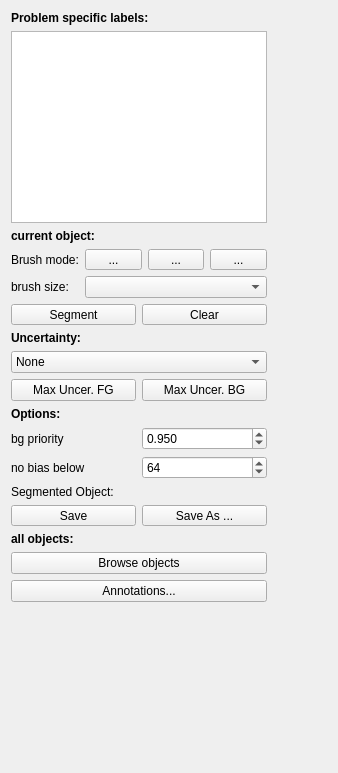
This is ilastik/applets/splitBodyCarving/splitBodyCarvingDrawer.ui in ilastik/ilastik as Qt 5 draws it before an edit. The edited form follows.
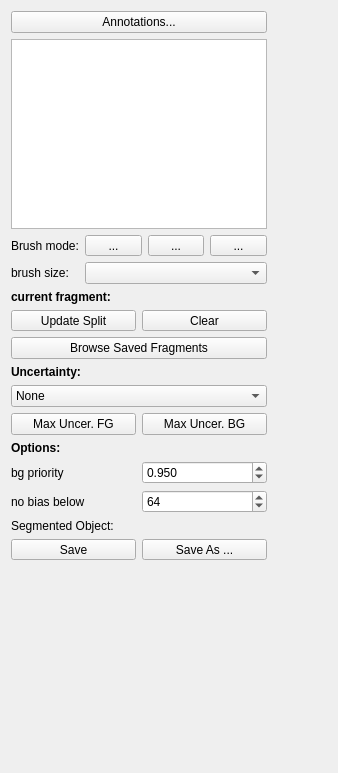
This is the edited form. Icons and pictures are not drawn. Custom widgets are drawn as their Qt base class.

Commit message: SplitBodyCarving: Re-arranged the drawer ui, and hid carving controls that are not relevant to this workflow.

What changed in the file:
```diff
--- a/ilastik/applets/splitBodyCarving/splitBodyCarvingDrawer.ui
+++ b/ilastik/applets/splitBodyCarving/splitBodyCarvingDrawer.ui
@@ -37,41 +37,22 @@
      <item>
       <layout class="QVBoxLayout" name="verticalLayout">
        <item>
-        <widget class="QLabel" name="label">
-         <property name="sizePolicy">
-          <sizepolicy hsizetype="Preferred" vsizetype="Fixed">
-           <horstretch>0</horstretch>
-           <verstretch>0</verstretch>
-          </sizepolicy>
-         </property>
+        <widget class="QPushButton" name="annotationWindowButton">
          <property name="text">
-          <string>&lt;b&gt;Problem specific labels:&lt;/b&gt;</string>
+          <string>Annotations...</string>
          </property>
         </widget>
        </item>
        <item>
         <widget class="LabelListView" name="labelListView">
          <property name="sizePolicy">
-          <sizepolicy hsizetype="Minimum" vsizetype="Minimum">
+          <sizepolicy hsizetype="Preferred" vsizetype="Preferred">
            <horstretch>0</horstretch>
            <verstretch>0</verstretch>
           </sizepolicy>
          </property>
         </widget>
        </item>
-       <item>
-        <widget class="QLabel" name="currentObjectLabel">
-         <property name="font">
-          <font>
-           <weight>75</weight>
-           <bold>true</bold>
-          </font>
-         </property>
-         <property name="text">
-          <string>current object:</string>
-         </property>
-        </widget>
-       </item>
        <item>
         <layout class="QGridLayout" name="gridLayout">
          <item row="0" column="3">
@@ -135,6 +116,19 @@
          </item>
         </layout>
        </item>
+       <item>
+        <widget class="QLabel" name="currentObjectLabel">
+         <property name="font">
+          <font>
+           <weight>75</weight>
+           <bold>true</bold>
+          </font>
+         </property>
+         <property name="text">
+          <string>current fragment:</string>
+         </property>
+        </widget>
+       </item>
        <item>
         <layout class="QHBoxLayout" name="horizontalLayout_6">
          <item>
@@ -146,7 +140,7 @@
             </sizepolicy>
            </property>
            <property name="text">
-            <string>Segment</string>
+            <string>Update Split</string>
            </property>
            <property name="icon">
             <iconset>
@@ -180,7 +174,27 @@
         </layout>
        </item>
        <item>
-        <widget class="QLabel" name="label_9">
+        <widget class="QPushButton" name="namesButton">
+         <property name="sizePolicy">
+          <sizepolicy hsizetype="MinimumExpanding" vsizetype="Fixed">
+           <horstretch>0</horstretch>
+           <verstretch>0</verstretch>
+          </sizepolicy>
+         </property>
+         <property name="text">
+          <string>Browse Saved Fragments</string>
+         </property>
+         <property name="icon">
+          <iconset>
+           <normaloff>../../shell/gui/icons/16x16/actions/document-open.png</normaloff>../../shell/gui/icons/16x16/actions/document-open.png</iconset>
+         </property>
+        </widget>
+       </item>
+       <item>
+        <widget class="QLabel" name="uncertaintyLabel">
+         <property name="enabled">
+          <bool>true</bool>
+         </property>
          <property name="font">
           <font>
            <weight>75</weight>
@@ -344,45 +358,7 @@
         </layout>
        </item>
        <item>
-        <widget class="QLabel" name="label_5">
-         <property name="font">
-          <font>
-           <weight>75</weight>
-           <bold>true</bold>
-          </font>
-         </property>
-         <property name="text">
-          <string>all objects:</string>
-         </property>
-        </widget>
-       </item>
-       <item>
-        <layout class="QHBoxLayout" name="horizontalLayout_5">
-         <item>
-          <widget class="QPushButton" name="namesButton">
-           <property name="sizePolicy">
-            <sizepolicy hsizetype="MinimumExpanding" vsizetype="Fixed">
-             <horstretch>0</horstretch>
-             <verstretch>0</verstretch>
-            </sizepolicy>
-           </property>
-           <property name="text">
-            <string>Browse objects</string>
-           </property>
-           <property name="icon">
-            <iconset>
-             <normaloff>../../shell/gui/icons/16x16/actions/document-open.png</normaloff>../../shell/gui/icons/16x16/actions/document-open.png</iconset>
-           </property>
-          </widget>
-         </item>
-        </layout>
-       </item>
-       <item>
-        <widget class="QPushButton" name="annotationWindowButton">
-         <property name="text">
-          <string>Annotations...</string>
-         </property>
-        </widget>
+        <layout class="QHBoxLayout" name="horizontalLayout_5"/>
        </item>
       </layout>
      </item>
```
Left out of the diff: 2 changed lines with no effect on the pictures. The commit also changes 1 other file.
